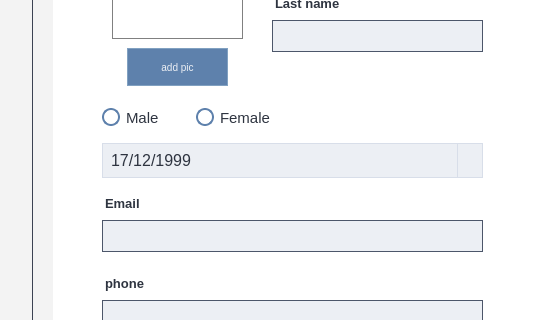
Above: School_System/ui/AddStudentDialog.ui from KasperJack/School-Management-System before the change; both pictures show x 208 to 749 and y 132 to 452 of the 749 by 638 pixel window. Below: the same form after it.
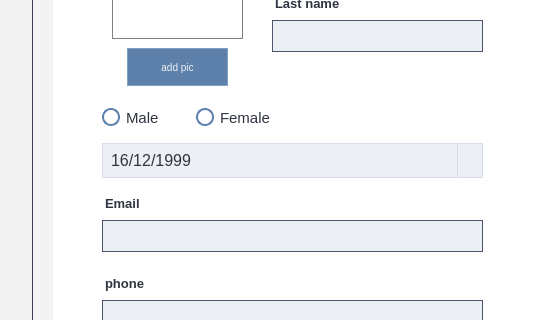
That is the form after the change. Icons and pictures are not drawn.

The edit to the form file:
```diff
--- a/School_System/ui/AddStudentDialog.ui
+++ b/School_System/ui/AddStudentDialog.ui
@@ -1035,7 +1035,7 @@
         <second>0</second>
         <year>1999</year>
         <month>12</month>
-        <day>17</day>
+        <day>16</day>
        </datetime>
       </property>
       <property name="displayFormat">
```
